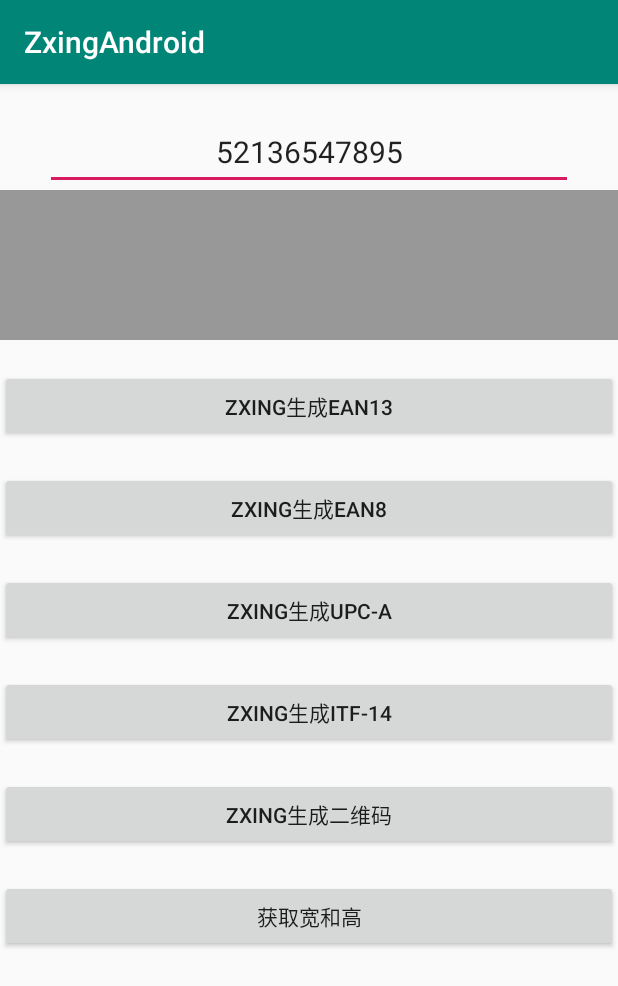
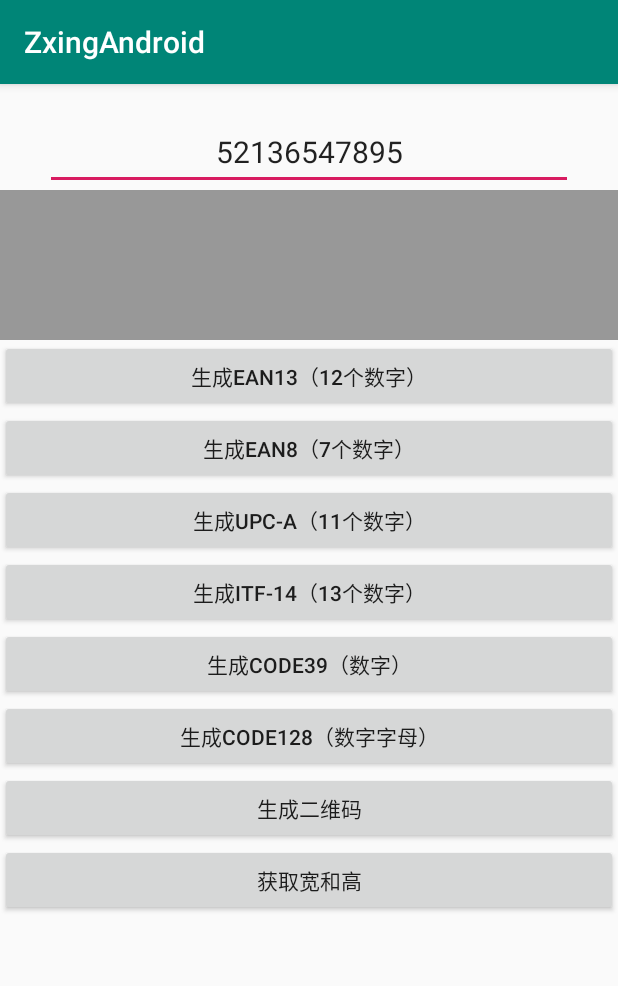
Before and after one commit to JefferyBoy/zxing-android, an Android app: the screen it shows after launch (MainActivity), on a phone screen of 412 x 824 dp. Shown: the top 986 px of the screen. Run offline under Robolectric (Android 15) with nearby library versions, the phone set to English and light mode, and no system bars.

Commit message:
条码可生成标准格式

```diff
--- a/app/src/main/res/layout/activity_main.xml
+++ b/app/src/main/res/layout/activity_main.xml
@@ -34,37 +34,41 @@
     <Button
         android:layout_width="match_parent"
         android:layout_height="wrap_content"
-        android:text="Zxing生成EAN13"
-        android:layout_marginTop="20dp"
+        android:text="生成EAN13（12个数字）"
         android:onClick="clickEAN13ByZxing"/>
     <Button
         android:layout_width="match_parent"
         android:layout_height="wrap_content"
-        android:text="ZXING生成EAN8"
-        android:layout_marginTop="20dp"
+        android:text="生成EAN8（7个数字）"
         android:onClick="clickEAN8"/>
     <Button
         android:layout_width="match_parent"
         android:layout_height="wrap_content"
-        android:text="ZXING生成UPC-A"
-        android:layout_marginTop="20dp"
+        android:text="生成UPC-A（11个数字）"
         android:onClick="clickUPC_A"/>
     <Button
         android:layout_width="match_parent"
         android:layout_height="wrap_content"
-        android:text="ZXING生成ITF-14"
-        android:layout_marginTop="20dp"
+        android:text="生成ITF-14（13个数字）"
         android:onClick="clickITF_14"/>
     <Button
         android:layout_width="match_parent"
         android:layout_height="wrap_content"
-        android:text="ZXING生成二维码"
-        android:layout_marginTop="20dp"
+        android:text="生成CODE39（数字）"
+        android:onClick="clickCode39"/>
+    <Button
+        android:layout_width="match_parent"
+        android:layout_height="wrap_content"
+        android:text="生成CODE128（数字字母）"
+        android:onClick="clickCode128"/>
+    <Button
+        android:layout_width="match_parent"
+        android:layout_height="wrap_content"
+        android:text="生成二维码"
         android:onClick="clickQRCode"/>
     <Button
         android:layout_width="match_parent"
         android:layout_height="wrap_content"
         android:text="获取宽和高"
-        android:layout_marginTop="20dp"
         android:onClick="clickGetWidth"/>
 </LinearLayout>
```
Also changed, not shown: app/src/main/java/xyz/mxlei/zxing/MainActivity.java (+20 -0 lines).
